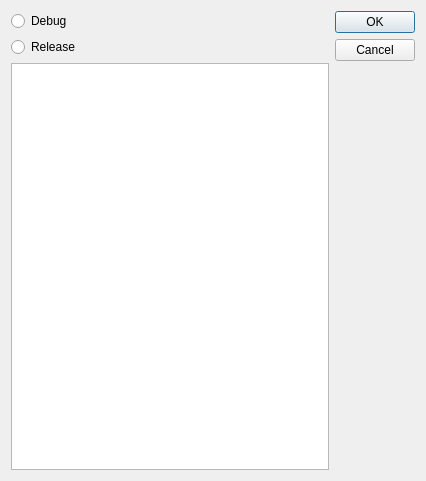
Before: the Qt Designer form u7/Simulator/SimSelectBuildDialog.ui in whiteman-kr/u7set, drawn with Qt 5.
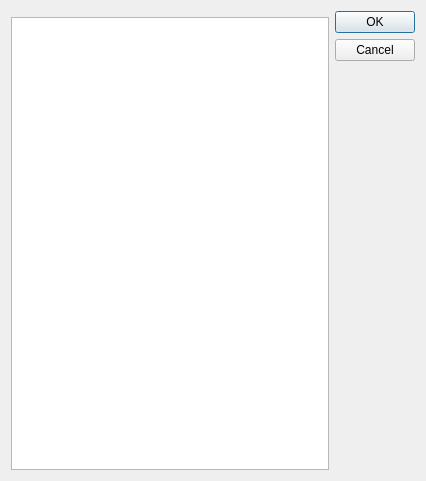
After: the same form once the commit is applied.

Commit message: RPCT-2860: Removed Debug/Release options for project build

The edit to the form file:
```diff
--- a/u7/Simulator/SimSelectBuildDialog.ui
+++ b/u7/Simulator/SimSelectBuildDialog.ui
@@ -16,7 +16,10 @@
   <layout class="QHBoxLayout" name="horizontalLayout">
    <item>
     <layout class="QGridLayout" name="gridLayout">
-     <item row="0" column="1" rowspan="3">
+     <item row="1" column="0">
+      <widget class="QListWidget" name="buildList"/>
+     </item>
+     <item row="0" column="1" rowspan="2">
       <widget class="QDialogButtonBox" name="buttonBox">
        <property name="orientation">
         <enum>Qt::Vertical</enum>
@@ -26,23 +29,6 @@
        </property>
       </widget>
      </item>
-     <item row="1" column="0">
-      <widget class="QRadioButton" name="releaseButton">
-       <property name="text">
-        <string>Release</string>
-       </property>
-      </widget>
-     </item>
-     <item row="0" column="0">
-      <widget class="QRadioButton" name="debugButton">
-       <property name="text">
-        <string>Debug</string>
-       </property>
-      </widget>
-     </item>
-     <item row="2" column="0">
-      <widget class="QListWidget" name="buildList"/>
-     </item>
     </layout>
    </item>
   </layout>
```
Left out of the diff: 2 changed lines with no effect on the pictures. The commit also changes 42 other files.
